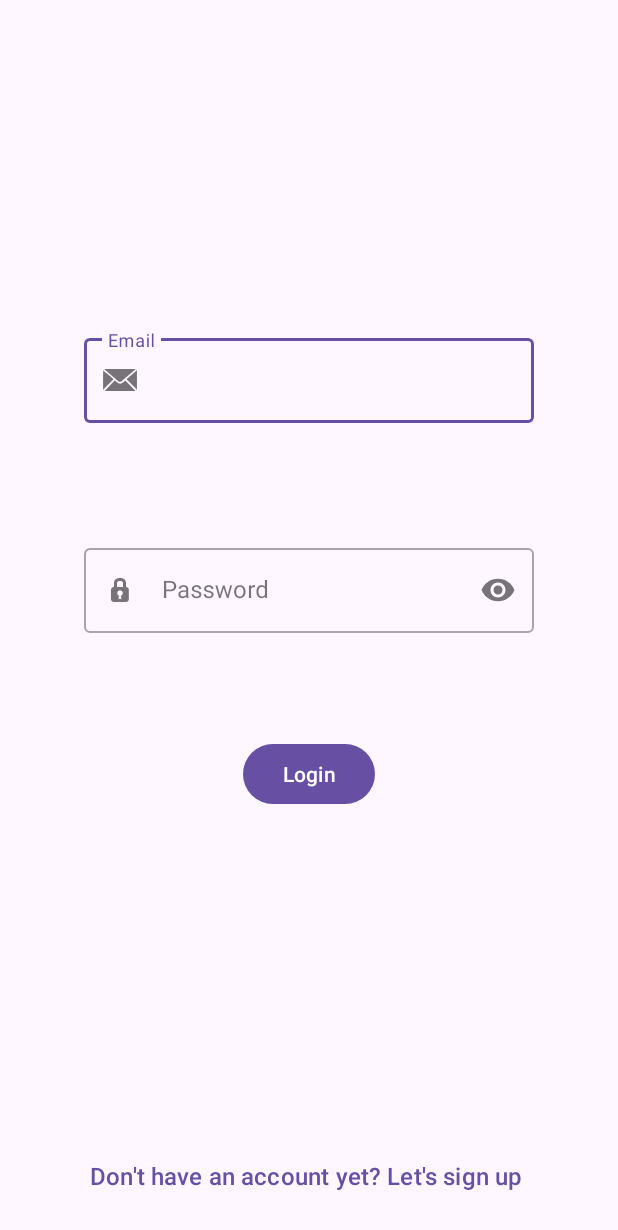
After one commit to Ariel-Dayan/groc-list-mobile, an Android app: the fragment LoginFragment shown on its own in the app's theme, on a phone screen of 412 x 824 dp. The commit adds this screen. Shown: the top 1230 px of the screen. Run offline under Robolectric (Android 15) with nearby library versions, the phone set to English and light mode, and no system bars.

Commit message:
add login page

```diff
--- /dev/null
+++ b/app/src/main/java/com/example/groclistapp/ui/auth/LoginFragment.kt
@@ -0,0 +1,17 @@
+package com.example.groclistapp.ui.auth
+
+import android.os.Bundle
+import androidx.fragment.app.Fragment
+import android.view.LayoutInflater
+import android.view.View
+import android.view.ViewGroup
+import com.example.groclistapp.R
+
+class LoginFragment : Fragment() {
+    override fun onCreateView(
+        inflater: LayoutInflater, container: ViewGroup?,
+        savedInstanceState: Bundle?
+    ): View? {
+        return inflater.inflate(R.layout.fragment_login, container, false)
+    }
+}
--- /dev/null
+++ b/app/src/main/res/layout/fragment_login.xml
@@ -0,0 +1,85 @@
+<?xml version="1.0" encoding="utf-8"?>
+<androidx.constraintlayout.widget.ConstraintLayout xmlns:android="http://schemas.android.com/apk/res/android"
+    xmlns:app="http://schemas.android.com/apk/res-auto"
+    xmlns:tools="http://schemas.android.com/tools"
+    android:layout_width="match_parent"
+    android:layout_height="match_parent"
+    tools:context=".ui.auth.LoginFragment">
+
+    <com.google.android.material.textfield.TextInputLayout
+        android:id="@+id/tilLoginEmail"
+        style="@style/Widget.MaterialComponents.TextInputLayout.OutlinedBox"
+        android:layout_width="300dp"
+        android:layout_height="wrap_content"
+        android:layout_marginTop="150dp"
+        android:hint="@string/email_login_hint"
+        app:endIconMode="clear_text"
+        app:layout_constraintBottom_toTopOf="@+id/tilLoginPassword"
+        app:layout_constraintEnd_toEndOf="parent"
+        app:layout_constraintHorizontal_bias="0.5"
+        app:layout_constraintStart_toStartOf="parent"
+        app:layout_constraintTop_toTopOf="parent"
+        app:startIconContentDescription="@string/email_icon_description"
+        app:startIconDrawable="@android:drawable/sym_action_email">
+
+        <com.google.android.material.textfield.TextInputEditText
+            android:layout_width="match_parent"
+            android:layout_height="wrap_content"
+            android:inputType="textEmailAddress"
+            android:singleLine="true"
+            tools:ignore="TextContrastCheck" />
+
+    </com.google.android.material.textfield.TextInputLayout>
+
+    <com.google.android.material.textfield.TextInputLayout
+        android:id="@+id/tilLoginPassword"
+        style="@style/Widget.MaterialComponents.TextInputLayout.OutlinedBox"
+        android:layout_width="300dp"
+        android:layout_height="wrap_content"
+        android:layout_marginTop="8dp"
+        android:hint="@string/password_login_hint"
+        app:endIconMode="password_toggle"
+        app:layout_constraintBottom_toTopOf="@+id/btnLoginEnter"
+        app:layout_constraintEnd_toEndOf="parent"
+        app:layout_constraintHorizontal_bias="0.5"
+        app:layout_constraintStart_toStartOf="parent"
+        app:layout_constraintTop_toBottomOf="@+id/tilLoginEmail"
+        app:startIconContentDescription="@string/password_icon_description"
+        app:startIconDrawable="@android:drawable/ic_secure">
+
+        <com.google.android.material.textfield.TextInputEditText
+            android:layout_width="match_parent"
+            android:layout_height="wrap_content"
+            android:inputType="textPassword"
+            android:singleLine="true"
+            tools:ignore="TextContrastCheck" />
+
+    </com.google.android.material.textfield.TextInputLayout>
+
+    <Button
+        android:id="@+id/btnLoginEnter"
+        android:layout_width="wrap_content"
+        android:layout_height="wrap_content"
+        android:layout_marginBottom="150dp"
+        android:text="@string/login"
+        app:layout_constraintBottom_toTopOf="@+id/btnSignupNavigation"
+        app:layout_constraintEnd_toEndOf="parent"
+        app:layout_constraintHorizontal_bias="0.5"
+        app:layout_constraintStart_toStartOf="parent"
+        app:layout_constraintTop_toBottomOf="@+id/tilLoginPassword" />
+
+    <Button
+        android:id="@+id/btnSignupNavigation"
+        style="@style/Widget.Material3.Button.TextButton.Icon"
+        android:layout_width="wrap_content"
+        android:layout_height="wrap_content"
+        android:layout_marginBottom="16dp"
+        android:text="@string/sign_up_navigation_text"
+        android:textSize="16sp"
+        app:layout_constraintBottom_toBottomOf="parent"
+        app:layout_constraintEnd_toEndOf="parent"
+        app:layout_constraintHorizontal_bias="0.5"
+        app:layout_constraintStart_toStartOf="parent" />
+
+
+</androidx.constraintlayout.widget.ConstraintLayout>
--- a/app/src/main/res/values/strings.xml
+++ b/app/src/main/res/values/strings.xml
@@ -6,15 +6,19 @@
     <string name="slogan">Shop Smart, Share Easy!</string>
     <string name="no_cards_message">No cards to show</string>
     <string name="add_card">Add</string>
-    <string name="take_photo_button_description">Take photo button</string>
-    <string name="upload_photo_from_gallery_button_description">Upload photo from gallery button</string>
-    <string name="email_hint">Email*</string>
-    <string name="full_name_hint">Full Name*</string>
-    <string name="email_icon_description">Email icon</string>
-    <string name="full_name_icon_description">Full Name icon</string>
-    <string name="password_hint">Password*</string>
-    <string name="password_icon_description">Password icon</string>
-    <string name="confirm_password_hint">Confirm Password*</string>
-    <string name="confirm_password_icon_description">Confirm password icon</string>
+    <string name="take_photo_button_description">Take photo</string>
+    <string name="upload_photo_from_gallery_button_description">Upload photo from gallery</string>
+    <string name="email_signup_hint">Email*</string>
+    <string name="full_name_signup_hint">Full Name*</string>
+    <string name="email_icon_description">Email</string>
+    <string name="full_name_icon_description">Full Name</string>
+    <string name="password_signup_hint">Password*</string>
+    <string name="password_icon_description">Password</string>
+    <string name="confirm_password_signup_hint">Confirm Password*</string>
+    <string name="confirm_password_icon_description">Confirm password</string>
     <string name="sign_up">Sign Up</string>
+    <string name="email_login_hint">Email</string>
+    <string name="password_login_hint">Password</string>
+    <string name="login">Login</string>
+    <string name="sign_up_navigation_text">Don\'t have an account yet? Let\'s sign up</string>
 </resources>
```
